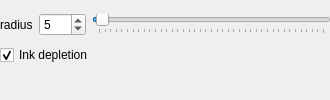
This is krita/plugins/paintops/chalk/wdgchalkoptions.ui in KDE/krita as Qt 5 draws it before an edit. The edited form follows.
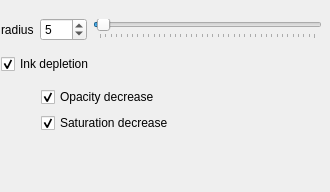
This is the edited form.

Commit message: Separate ink depletion into opacity and saturation decrease. Both can be turn on/off. Allow to turn off ink depletion completly.

Patch:
```diff
--- a/krita/plugins/paintops/chalk/wdgchalkoptions.ui
+++ b/krita/plugins/paintops/chalk/wdgchalkoptions.ui
@@ -7,7 +7,7 @@
     <x>0</x>
     <y>0</y>
     <width>330</width>
-    <height>100</height>
+    <height>192</height>
    </rect>
   </property>
   <property name="sizePolicy">
@@ -22,13 +22,13 @@
     <height>60</height>
    </size>
   </property>
-  <widget class="QWidget" name="layoutWidget">
+  <widget class="QWidget" name="">
    <property name="geometry">
     <rect>
-     <x>0</x>
-     <y>10</y>
-     <width>331</width>
-     <height>59</height>
+     <x>1</x>
+     <y>11</y>
+     <width>321</width>
+     <height>131</height>
     </rect>
    </property>
    <layout class="QVBoxLayout" name="verticalLayout">
@@ -79,6 +79,62 @@
       </property>
      </widget>
     </item>
+    <item>
+     <layout class="QGridLayout" name="gridLayout">
+      <item row="0" column="1">
+       <widget class="QCheckBox" name="opacity">
+        <property name="text">
+         <string>Opacity decrease</string>
+        </property>
+        <property name="checked">
+         <bool>true</bool>
+        </property>
+       </widget>
+      </item>
+      <item row="2" column="1">
+       <widget class="QCheckBox" name="saturation">
+        <property name="text">
+         <string>Saturation decrease</string>
+        </property>
+        <property name="checked">
+         <bool>true</bool>
+        </property>
+       </widget>
+      </item>
+      <item row="0" column="0">
+       <spacer name="horizontalSpacer">
+        <property name="orientation">
+         <enum>Qt::Horizontal</enum>
+        </property>
+        <property name="sizeType">
+         <enum>QSizePolicy::Fixed</enum>
+        </property>
+        <property name="sizeHint" stdset="0">
+         <size>
+          <width>40</width>
+          <height>20</height>
+         </size>
+        </property>
+       </spacer>
+      </item>
+      <item row="2" column="0">
+       <spacer name="horizontalSpacer_2">
+        <property name="orientation">
+         <enum>Qt::Horizontal</enum>
+        </property>
+        <property name="sizeType">
+         <enum>QSizePolicy::Fixed</enum>
+        </property>
+        <property name="sizeHint" stdset="0">
+         <size>
+          <width>40</width>
+          <height>20</height>
+         </size>
+        </property>
+       </spacer>
+      </item>
+     </layout>
+    </item>
    </layout>
   </widget>
  </widget>
```
Left out of the diff: 32 changed lines with no effect on the pictures. The commit also changes 8 other files.
